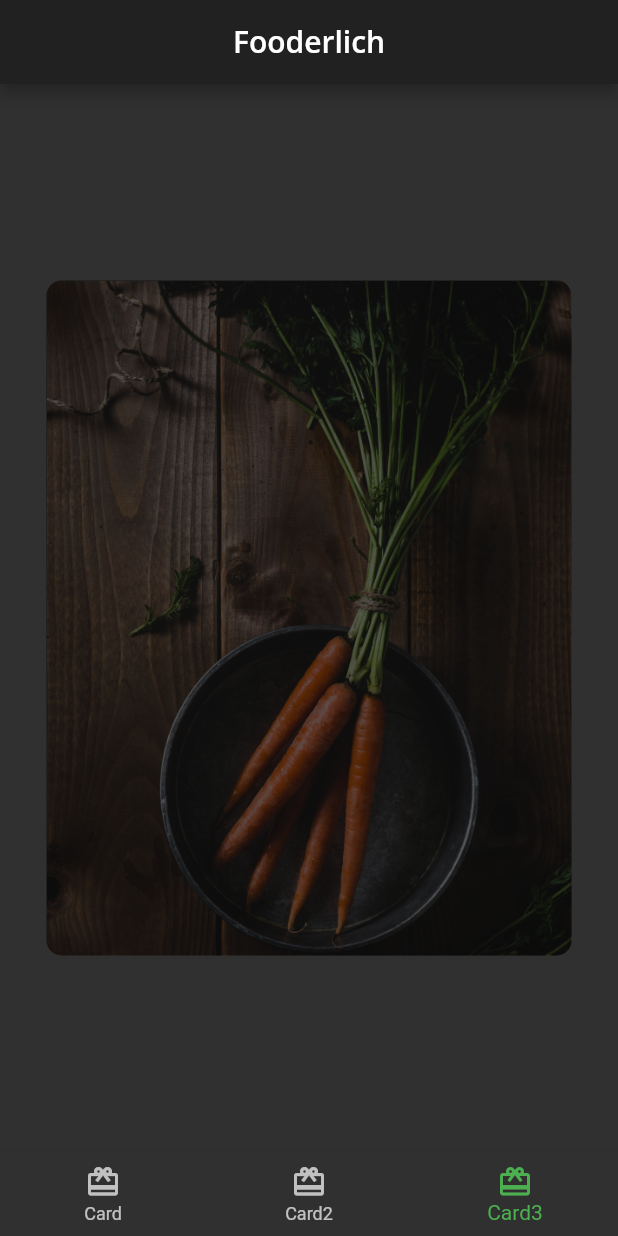
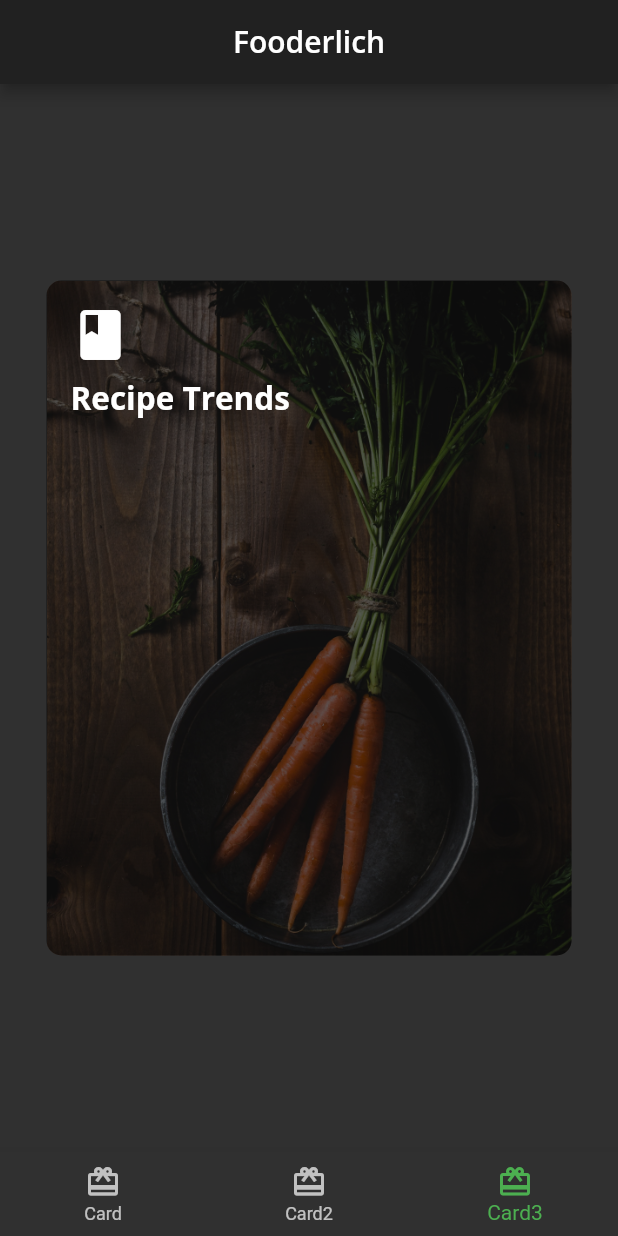
Before and after one commit to kevin2-cyber/Fooderlich, a Flutter app: the screen it shows after launch, item 3 of the bottom bar chosen, on a phone screen of 412 x 824 dp. Run offline on Flutter 3.47's test engine with Material 2 defaults, Android fonts, the phone set to English and light mode, and no system bars; our stand-ins replace google_fonts.

Commit message:
added container , column, icon and text

```diff
--- a/lib/view/screens/cards/card2.dart
+++ b/lib/view/screens/cards/card2.dart
@@ -22,15 +22,15 @@ class Card2 extends StatelessWidget {
           borderRadius: BorderRadius.all(Radius.circular(10.0)),
         ),
         child: Column(
-          children: [
-            AuthorCard(
+          children: <Widget>[
+            const AuthorCard(
               authorName: 'Mike Katz',
               title: 'Smoothie Connoisseur',
               imageProvider: AssetImage('assets/author_katz.jpeg'),
             ),
            Expanded(
              child: Stack(
-               children: [
+               children: <Widget>[
                  Positioned(
                    bottom: 16,
                    right: 16,
--- a/lib/view/screens/cards/card3.dart
+++ b/lib/view/screens/cards/card3.dart
@@ -1,4 +1,5 @@
 import 'package:flutter/material.dart';
+import 'package:recipe_app/view/FooderlichTheme.dart';
 
 class Card3 extends StatelessWidget {
   const Card3({Key? key}) : super(key: key);
@@ -19,14 +20,37 @@ class Card3 extends StatelessWidget {
           borderRadius: BorderRadius.all(Radius.circular(10.0)),
         ),
         child: Stack(
-          children: [
+          children: <Widget>[
             Container(
               decoration: BoxDecoration(
                 color: Colors.black.withOpacity(0.6),
                 borderRadius: const BorderRadius.all(Radius.circular(10.0)),
               ),
             ),
-            //TODO: add container, column, iicon and Text
+            //TODO: add container, column, icon and Text
+            Container(
+              padding: const EdgeInsets.all(16),
+              child: Column(
+                crossAxisAlignment: CrossAxisAlignment.start,
+                children: <Widget>[
+                  const Icon(
+                    Icons.book,
+                    color: Colors.white,
+                    size: 40,
+                  ),
+                  const SizedBox(
+                    height: 8,
+                  ),
+                  Text(
+                    'Recipe Trends',
+                    style: FooderlichTheme.darkTextTheme.headline2,
+                  ),
+                  const SizedBox(
+                    height: 30,
+                  ),
+                ],
+              ),
+            ),
             //TODO: add center widget with chip widget children
           ],
         ),
```
